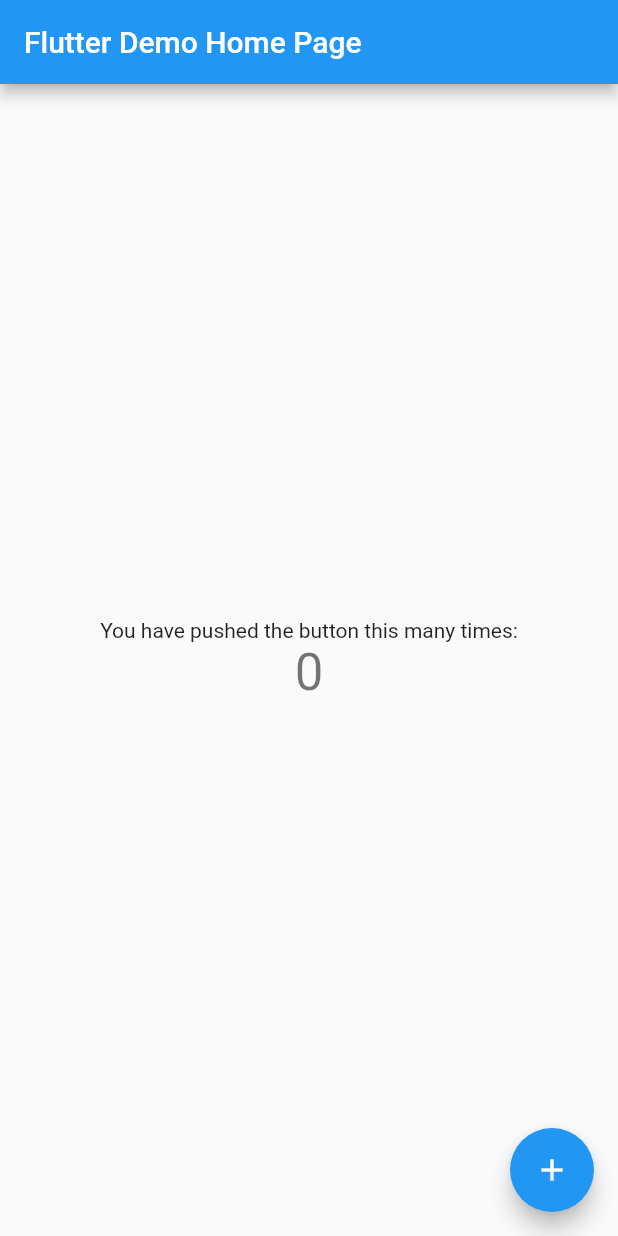
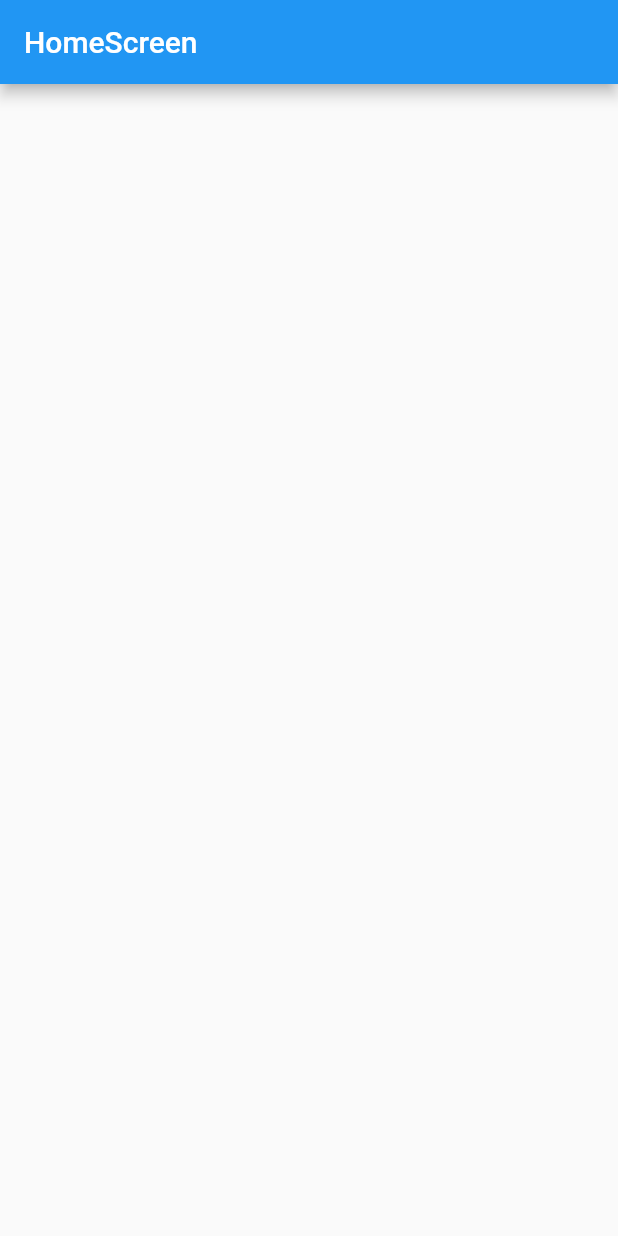
Before and after one commit to FahadMehboob/git_practice, a Flutter app: the screen it shows after launch, on a phone screen of 412 x 824 dp. Run offline on Flutter 3.47's test engine with Material 2 defaults, Android fonts, the phone set to English and light mode, and no system bars.

Commit message:
homescreen created

```diff
--- /dev/null
+++ b/lib/home_screen.dart
@@ -0,0 +1,19 @@
+import "package:flutter/material.dart";
+
+class HomeScreen extends StatefulWidget {
+  const HomeScreen({super.key});
+
+  @override
+  State<HomeScreen> createState() => _HomeScreenState();
+}
+
+class _HomeScreenState extends State<HomeScreen> {
+  @override
+  Widget build(BuildContext context) {
+    return Scaffold(
+      appBar: AppBar(
+        title: const Text("HomeScreen"),
+      ),
+    );
+  }
+}
--- a/lib/main.dart
+++ b/lib/main.dart
@@ -1,4 +1,5 @@
 import 'package:flutter/material.dart';
+import 'package:git_practice/home_screen.dart';
 
 void main() {
   runApp(const MyApp());
@@ -14,54 +15,7 @@ class MyApp extends StatelessWidget {
       theme: ThemeData(
         primarySwatch: Colors.blue,
       ),
-      home: const MyHomePage(title: 'Flutter Demo Home Page'),
+      home: const HomeScreen(),
     );
   }
 }
-
-class MyHomePage extends StatefulWidget {
-  const MyHomePage({super.key, required this.title});
-
-  final String title;
-
-  @override
-  State<MyHomePage> createState() => _MyHomePageState();
-}
-
-class _MyHomePageState extends State<MyHomePage> {
-  int _counter = 0;
-
-  void _incrementCounter() {
-    setState(() {
-      _counter++;
-    });
-  }
-
-  @override
-  Widget build(BuildContext context) {
-    return Scaffold(
-      appBar: AppBar(
-        title: Text(widget.title),
-      ),
-      body: Center(
-        child: Column(
-          mainAxisAlignment: MainAxisAlignment.center,
-          children: <Widget>[
-            const Text(
-              'You have pushed the button this many times:',
-            ),
-            Text(
-              '$_counter',
-              style: Theme.of(context).textTheme.headlineMedium,
-            ),
-          ],
-        ),
-      ),
-      floatingActionButton: FloatingActionButton(
-        onPressed: _incrementCounter,
-        tooltip: 'Increment',
-        child: const Icon(Icons.add),
-      ),
-    );
-  }
-}
```
